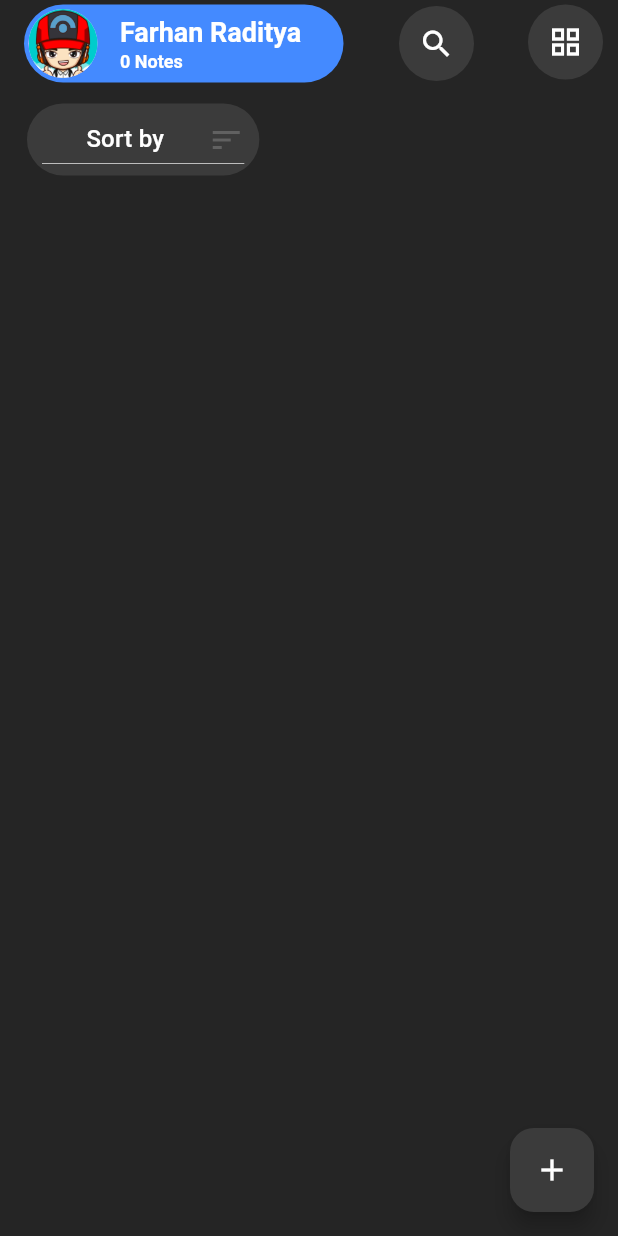
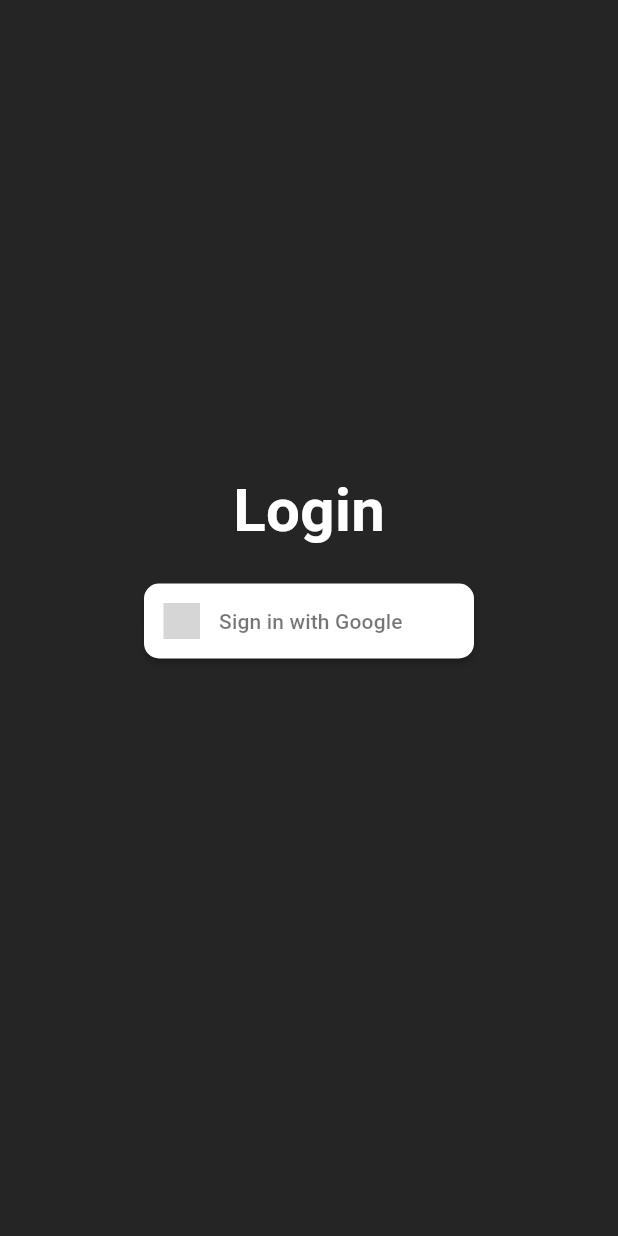
Before and after one commit to sibobbbbbb/notes_app, a Flutter app: the screen it shows after launch, on a phone screen of 412 x 824 dp. Run offline on Flutter 3.47's test engine with Material 3 defaults, Android fonts, the phone set to English and light mode, and no system bars; drawn by our look-alikes of sign_in_button; our stand-ins replace firebase_auth, firebase_core, hive, hive_flutter; accounts and stored records are empty; grey boxes are pictures that could not be loaded.

Commit message:
feat : implement login using google sign in

```diff
--- a/lib/main.dart
+++ b/lib/main.dart
@@ -1,13 +1,21 @@
+import 'package:firebase_core/firebase_core.dart';
 import 'package:flutter/material.dart';
 import 'package:hive_flutter/adapters.dart';
 import 'package:hive_flutter/hive_flutter.dart';
-import 'pages/home.dart';
+import 'package:notes_app/pages/login.dart';
+import 'package:notes_app/utils/firebase_options.dart';
 import 'database/note_object.dart';
 
 Future<void> main() async {
+  // Initialize Hive
   await Hive.initFlutter();
   Hive.registerAdapter(NoteAdapter());
   await Hive.openBox("Notes");
+
+  // Initialize Firebase
+  WidgetsFlutterBinding.ensureInitialized();
+  await Firebase.initializeApp(options: DefaultFirebaseOptions.currentPlatform);
+
   runApp(const MyApp());
 }
 
@@ -18,7 +26,7 @@ class MyApp extends StatelessWidget {
   Widget build(BuildContext context) {
     return const MaterialApp(
       debugShowCheckedModeBanner: false,
-      home: Home(),
+      home: Login(),
     );
   }
 }
--- /dev/null
+++ b/lib/pages/login.dart
@@ -0,0 +1,103 @@
+import 'package:firebase_auth/firebase_auth.dart';
+import 'package:flutter/foundation.dart';
+import 'package:flutter/material.dart';
+import 'package:sign_in_button/sign_in_button.dart';
+
+class Login extends StatefulWidget {
+  const Login({super.key});
+
+  @override
+  State<Login> createState() => _LoginState();
+}
+
+class _LoginState extends State<Login> {
+  final FirebaseAuth _auth = FirebaseAuth.instance;
+  User? _user;
+
+  @override
+  void initState() {
+    super.initState();
+    _auth.authStateChanges().listen((User? user) {
+      setState(() {
+        _user = user;
+      });
+    });
+  }
+
+  Widget _signInButton() {
+    return SizedBox(
+        height: 50,
+        child: SignInButton(
+          shape: const RoundedRectangleBorder(
+              borderRadius: BorderRadius.all(Radius.circular(10))),
+          Buttons.google,
+          onPressed: _handleGoogleSignIn,
+        ));
+  }
+
+  void _handleGoogleSignIn() {
+    try {
+      GoogleAuthProvider googleAuthProvider = GoogleAuthProvider();
+      _auth.signInWithProvider(googleAuthProvider);
+    } catch (e) {
+      if (kDebugMode) {
+        print(e);
+      }
+    }
+  }
+
+  Widget displayUser() {
+    return SizedBox(
+      width: MediaQuery.of(context).size.width,
+      child: Column(
+        mainAxisAlignment: MainAxisAlignment.center,
+        crossAxisAlignment: CrossAxisAlignment.center,
+        mainAxisSize: MainAxisSize.max,
+        children: [
+          Container(
+            height: 100,
+            width: 100,
+            decoration: BoxDecoration(
+              image: DecorationImage(
+                image: NetworkImage(_user!.photoURL!),
+              ),
+            ),
+          ),
+          Text(_user!.email!),
+          Text(_user!.displayName ?? ""),
+          MaterialButton(
+            color: Colors.red,
+            onPressed: _auth.signOut,
+            child: const Text("Sign Out"),
+          )
+        ],
+      ),
+    );
+  }
+
+  @override
+  Widget build(BuildContext context) {
+    double halfHeightPhone = MediaQuery.of(context).size.height / 2;
+    return Scaffold(
+      backgroundColor: const Color(0xFF252525),
+      body: Padding(
+        padding: EdgeInsets.only(top: halfHeightPhone - 100),
+        child: Center(
+          child: Column(
+            children: [
+              const Text(
+                'Login',
+                style: TextStyle(
+                    color: Colors.white,
+                    fontSize: 40,
+                    fontWeight: FontWeight.bold),
+              ),
+              const SizedBox(height: 20),
+              if (_user != null) displayUser() else _signInButton(),
+            ],
+          ),
+        ),
+      ),
+    );
+  }
+}
```
Also changed, not shown: pubspec.yaml (+11 -65 lines), firebase.json (added), lib/utils/firebase_options.dart (added), pubspec.lock, 6 other files.
